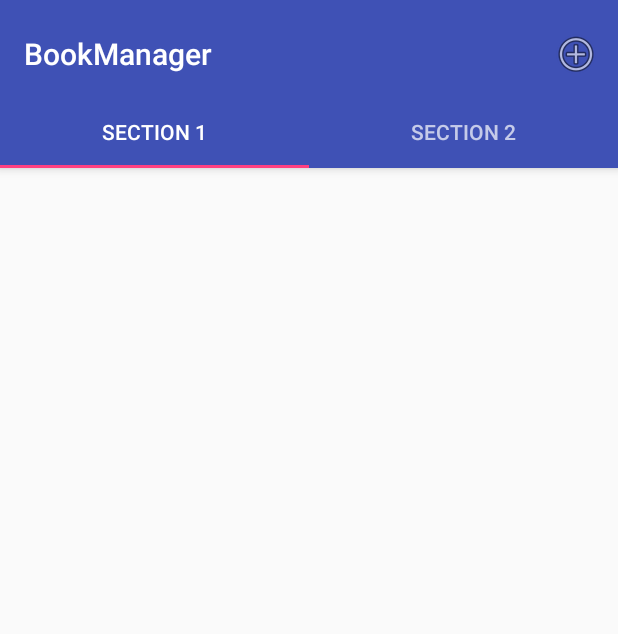
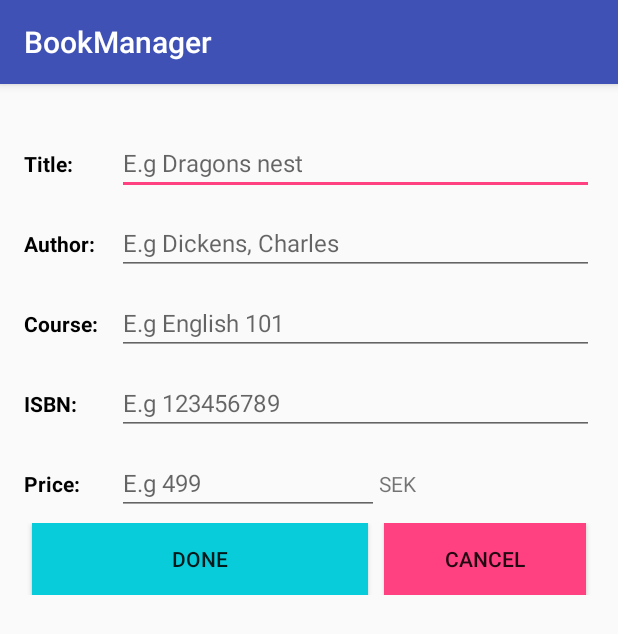
Before and after one commit to AFreu/BookManager, an Android app: the screen it shows after launch (MainActivity before the commit, AddBookActivity after it), after a tap on "Add Book", on a phone screen of 412 x 824 dp. Shown: the top 634 px of the screen. Run offline under Robolectric (Android 15) with nearby library versions, the phone set to English and light mode, and no system bars.

Commit message:
Made an add book activity

```diff
--- a/app/build.gradle
+++ b/app/build.gradle
@@ -28,5 +28,6 @@ dependencies {
     compile 'com.android.support:design:26.+'
     compile 'com.android.support:support-v4:26.+'
     compile 'com.google.code.gson:gson:2.8.0'
+    compile 'com.android.support.constraint:constraint-layout:1.0.2'
     testCompile 'junit:junit:4.12'
 }
--- a/app/src/main/AndroidManifest.xml
+++ b/app/src/main/AndroidManifest.xml
@@ -19,6 +19,7 @@
                 <category android:name="android.intent.category.LAUNCHER" />
             </intent-filter>
         </activity>
+        <activity android:name=".AddBookActivity"></activity>
     </application>
 
 </manifest>
--- /dev/null
+++ b/app/src/main/java/com/group5/bookmanager2/AddBookActivity.java
@@ -0,0 +1,85 @@
+package com.group5.bookmanager2;
+
+import android.content.Context;
+import android.content.Intent;
+import android.support.v7.app.AppCompatActivity;
+import android.os.Bundle;
+import android.util.AttributeSet;
+import android.util.Log;
+import android.view.View;
+import android.widget.EditText;
+
+import com.group5.bookmanager2.Models.Book;
+import com.group5.bookmanager2.Models.BookManager;
+import com.group5.bookmanager2.R;
+
+public class AddBookActivity extends AppCompatActivity {
+
+    private EditText title_in;
+    private EditText author_in;
+    private EditText course_in;
+    private EditText ISBN_in;
+    private EditText price_in;
+
+
+    @Override
+    protected void onCreate(Bundle savedInstanceState) {
+        super.onCreate(savedInstanceState);
+        setContentView(R.layout.activity_add_book);
+
+        title_in = (EditText) findViewById(R.id.addBook_title);
+        author_in = (EditText) findViewById(R.id.addBook_author);
+        course_in = (EditText) findViewById(R.id.addBook_course);
+        ISBN_in = (EditText) findViewById(R.id.addBook_ISBN);
+        price_in = (EditText) findViewById(R.id.addBook_price);
+
+    }
+
+    private boolean addBook(){
+
+        String title = title_in.getText().toString().trim();
+        String author = author_in.getText().toString().trim();
+        String course = course_in.getText().toString().trim();
+        String ISBN = ISBN_in.getText().toString().trim();
+        String price_String = price_in.getText().toString().trim();
+
+        int price = price_String.isEmpty() ? 0 : Integer.parseInt(price_String);
+
+
+        if(title == null || title.isEmpty()){
+            title_in.setError("The book must have a title!");
+            title_in.requestFocus();
+            return false;
+        }
+
+
+        Book newBook = BookManager.getBookmanager(getSharedPreferences(BookManager.PREFS_NAME, 0)).createBook();
+        newBook.setTitle(title);
+        if(author != null) newBook.setAuthor(author);
+        if(course != null) newBook.setCourse(course);
+        if(ISBN != null) newBook.setIsbn(ISBN);
+        newBook.setPrice(price);
+
+
+        return true;
+
+    }
+
+
+    public void done(View view){
+        Log.d("AddBook", "done" );
+
+        if(addBook()){
+            finish();
+        }
+
+
+    }
+
+    public void cancel(View view){
+        Log.d("AddBook", "cancel" );
+
+        finish();
+    }
+
+}
--- a/app/src/main/java/com/group5/bookmanager2/CollectionFragment.java
+++ b/app/src/main/java/com/group5/bookmanager2/CollectionFragment.java
@@ -5,13 +5,11 @@ import android.net.Uri;
 import android.os.Bundle;
 import android.support.v4.app.Fragment;
 import android.view.LayoutInflater;
-import android.view.Menu;
-import android.view.MenuInflater;
-import android.view.MenuItem;
 import android.view.View;
 import android.view.ViewGroup;
 import android.widget.TextView;
 
+import com.group5.bookmanager2.Models.BaseFragment;
 import com.group5.bookmanager2.Models.BookManager;
 
 /*
@@ -25,7 +23,7 @@ import com.group5.bookmanager2.Models.BookManager;
  * Use the {@link CollectionFragment#newInstance} factory method to
  * create an instance of this fragment.
  */
-public class CollectionFragment extends Fragment {
+public class CollectionFragment extends BaseFragment {
     // TODO: Rename parameter arguments, choose names that match
     // the fragment initialization parameters, e.g. ARG_ITEM_NUMBER
     private static final String ARG_PARAM1 = "param1";
@@ -39,8 +37,6 @@ public class CollectionFragment extends Fragment {
     private TextView mostExpensive;
     private TextView leastExpensive;
     private TextView avarageCost;
-    BookManager manager;
-    //private OnFragmentInteractionListener mListener;
 
     public CollectionFragment() {
         // Required empty public constructor
@@ -84,42 +80,5 @@ public class CollectionFragment extends Fragment {
         return view;
     }
 
-    // TODO: Rename method, update argument and hook method into UI event
-    public void onButtonPressed(Uri uri) {
-       /* if (mListener != null) {
-            mListener.onFragmentInteraction(uri);
-        }*/
-    }
 
-    @Override
-    public void onAttach(Context context) {
-        super.onAttach(context);
-        /*if (context instanceof OnFragmentInteractionListener) {
-            mListener = (OnFragmentInteractionListener) context;
-        } else {
-            throw new RuntimeException(context.toString()
-                    + " must implement OnFragmentInteractionListener");
-        }*/
-    }
-
-    @Override
-    public void onDetach() {
-        super.onDetach();
-        //mListener = null;
-    }
-
-    /**
-     * This interface must be implemented by activities that contain this
-     * fragment to allow an interaction in this fragment to be communicated
-     * to the activity and potentially other fragments contained in that
-     * activity.
-     * <p>
-     * See the Android Training lesson <a href=
-     * "http://developer.android.com/training/basics/fragments/communicating.html"
-     * >Communicating with Other Fragments</a> for more information.
-     */
-    /*public interface OnFragmentInteractionListener {
-        // TODO: Update argument type and name
-        void onFragmentInteraction(Uri uri);
-    }*/
 }
--- a/app/src/main/java/com/group5/bookmanager2/MainActivity.java
+++ b/app/src/main/java/com/group5/bookmanager2/MainActivity.java
@@ -1,5 +1,6 @@
 package com.group5.bookmanager2;
 
+import android.content.Intent;
 import android.support.design.widget.TabLayout;
 import android.support.v7.app.AppCompatActivity;
 import android.support.v7.widget.Toolbar;
@@ -17,7 +18,12 @@ import android.view.ViewGroup;
 
 import android.widget.TextView;
 
-public class MainActivity extends AppCompatActivity  {
+import com.group5.bookmanager2.Models.BookManager;
+import com.group5.bookmanager2.Models.FragmentListener;
+
+public class MainActivity extends AppCompatActivity implements FragmentListener {
+
+
 
     /**
      * The {@link android.support.v4.view.PagerAdapter} that will provide
@@ -54,6 +60,9 @@ public class MainActivity extends AppCompatActivity  {
 
 
 
+
+
+
     }
 
 
@@ -74,15 +83,18 @@ public class MainActivity extends AppCompatActivity  {
 
         //noinspection SimplifiableIfStatement
         if (id == R.id.add_book) {
+            Intent intent = new Intent(this, AddBookActivity.class);
+            startActivity(intent);
             return true;
         }
 
         return super.onOptionsItemSelected(item);
     }
 
-
-
-
+    @Override
+    public BookManager getBookManager() {
+        return BookManager.getBookmanager(getSharedPreferences(BookManager.PREFS_NAME, 0));
+    }
 
 
     /**
--- /dev/null
+++ b/app/src/main/java/com/group5/bookmanager2/Models/BaseFragment.java
@@ -0,0 +1,31 @@
+package com.group5.bookmanager2.Models;
+
+import android.support.v4.app.Fragment;
+import android.content.Context;
+
+/**
+ * Created by Libra on 11/09/17.
+ */
+
+public abstract class BaseFragment extends Fragment {
+
+    protected FragmentListener mListener;
+    protected BookManager mBookManager;
+
+    @Override
+    public void onAttach(Context context) {
+        super.onAttach(context);
+        if (context instanceof FragmentListener) {
+            mListener = (FragmentListener) context;
+        } else {
+            throw new RuntimeException(context.toString()
+                    + " must implement OnFragmentInteractionListener");
+        }
+    }
+
+    @Override
+    public void onDetach() {
+        super.onDetach();
+        mListener = null;
+    }
+}
--- a/app/src/main/java/com/group5/bookmanager2/Models/BookManager.java
+++ b/app/src/main/java/com/group5/bookmanager2/Models/BookManager.java
@@ -1,4 +1,6 @@
 package com.group5.bookmanager2.Models;
+
+import android.content.SharedPreferences;
 
 import java.io.Serializable;
 import java.util.ArrayList;
@@ -10,10 +12,14 @@ import java.util.Iterator;
 
 public class BookManager implements Serializable {
 
+    public static final String PREFS_NAME = "MyPrefsFile";
+
+
     private ArrayList<Book> books;
     private static BookManager manager;
 
-    private BookManager(){
+    private BookManager(SharedPreferences prefs){
+
 
         books = new ArrayList<>();
 
@@ -100,8 +106,8 @@ public class BookManager implements Serializable {
 
     }
 
-    public static BookManager getBookmanager() {
-        if(manager == null) manager = new BookManager();
+    public static BookManager getBookmanager(SharedPreferences prefs) {
+        if(manager == null) manager = new BookManager(prefs);
         return manager;
     }
 }
--- /dev/null
+++ b/app/src/main/java/com/group5/bookmanager2/Models/FragmentListener.java
@@ -0,0 +1,12 @@
+package com.group5.bookmanager2.Models;
+
+/**
+ * Created by Libra on 11/09/17.
+ */
+
+public interface FragmentListener {
+
+    BookManager getBookManager();
+
+
+}
--- a/app/src/main/java/com/group5/bookmanager2/SummaryFragment.java
+++ b/app/src/main/java/com/group5/bookmanager2/SummaryFragment.java
@@ -1,7 +1,5 @@
 package com.group5.bookmanager2;
 
-import android.content.Context;
-import android.net.Uri;
 import android.os.Bundle;
 import android.support.v4.app.Fragment;
 import android.view.LayoutInflater;
@@ -9,7 +7,7 @@ import android.view.View;
 import android.view.ViewGroup;
 import android.widget.TextView;
 
-import com.group5.bookmanager2.Models.BookManager;
+import com.group5.bookmanager2.Models.BaseFragment;
 
 /*
 *//**
@@ -20,7 +18,7 @@ import com.group5.bookmanager2.Models.BookManager;
  * Use the {@link SummaryFragment#newInstance} factory method to
  * create an instance of this fragment.
  */
-public class SummaryFragment extends Fragment {
+public class SummaryFragment extends BaseFragment {
     // TODO: Rename parameter arguments, choose names that match
     // the fragment initialization parameters, e.g. ARG_ITEM_NUMBER
     private static final String ARG_PARAM1 = "param1";
@@ -34,8 +32,6 @@ public class SummaryFragment extends Fragment {
     private TextView mostExpensive;
     private TextView leastExpensive;
     private TextView avarageCost;
-    BookManager manager;
-    //private OnFragmentInteractionListener mListener;
 
     public SummaryFragment() {
         // Required empty public constructor
@@ -79,58 +75,20 @@ public class SummaryFragment extends Fragment {
         leastExpensive = (TextView) view.findViewById(R.id.summary_leastExpensive);
         avarageCost = (TextView) view.findViewById(R.id.summary_avaragePrice);
 
-        manager = BookManager.getBookmanager();
+        mBookManager = mListener.getBookManager();
 
-        String str1 = manager.count() == 0 ? "" : String.valueOf(manager.count());
+        String str1 = mBookManager.count() == 0 ? "" : String.valueOf(mBookManager.count());
         bookCount.setText(str1);
-        String str2 = manager.getTotalCost() < 0 ? "" : String.valueOf(manager.getTotalCost());
+        String str2 = mBookManager.getTotalCost() < 0 ? "" : String.valueOf(mBookManager.getTotalCost());
         totalCost.setText(str2);
-        String str3 = manager.getMaxPrice() < 0 ? "" : String.valueOf(manager.getMaxPrice());
+        String str3 = mBookManager.getMaxPrice() < 0 ? "" : String.valueOf(mBookManager.getMaxPrice());
         mostExpensive.setText(str3);
-        String str4 = manager.getMinPrice() < 0 ? "" : String.valueOf(manager.getMinPrice());
+        String str4 = mBookManager.getMinPrice() < 0 ? "" : String.valueOf(mBookManager.getMinPrice());
         leastExpensive.setText(str4);
-        String str5 = manager.getMeanPrice() < 0 ? "" : String.valueOf(manager.getMeanPrice());
+        String str5 = mBookManager.getMeanPrice() < 0 ? "" : String.valueOf(mBookManager.getMeanPrice());
         avarageCost.setText(str5);
         // Inflate the layout for this fragment
         return view;
     }
 
-    // TODO: Rename method, update argument and hook method into UI event
-    public void onButtonPressed(Uri uri) {
-       /* if (mListener != null) {
-            mListener.onFragmentInteraction(uri);
-        }*/
-    }
-
-    @Override
-    public void onAttach(Context context) {
-        super.onAttach(context);
-        /*if (context instanceof OnFragmentInteractionListener) {
-            mListener = (OnFragmentInteractionListener) context;
-        } else {
-            throw new RuntimeException(context.toString()
-                    + " must implement OnFragmentInteractionListener");
-        }*/
-    }
-
-    @Override
-    public void onDetach() {
-        super.onDetach();
-        //mListener = null;
-    }
-
-    /**
-     * This interface must be implemented by activities that contain this
-     * fragment to allow an interaction in this fragment to be communicated
-     * to the activity and potentially other fragments contained in that
-     * activity.
-     * <p>
-     * See the Android Training lesson <a href=
-     * "http://developer.android.com/training/basics/fragments/communicating.html"
-     * >Communicating with Other Fragments</a> for more information.
-     */
-    /*public interface OnFragmentInteractionListener {
-        // TODO: Update argument type and name
-        void onFragmentInteraction(Uri uri);
-    }*/
 }
--- /dev/null
+++ b/app/src/main/res/layout/activity_add_book.xml
@@ -0,0 +1,153 @@
+<?xml version="1.0" encoding="utf-8"?>
+<android.widget.RelativeLayout xmlns:android="http://schemas.android.com/apk/res/android"
+    xmlns:app="http://schemas.android.com/apk/res-auto"
+    xmlns:tools="http://schemas.android.com/tools"
+    android:layout_width="match_parent"
+    android:layout_height="match_parent"
+    tools:context="com.group5.bookmanager2.AddBookActivity">
+
+    <LinearLayout
+        android:layout_width="match_parent"
+        android:layout_height="match_parent"
+        android:orientation="vertical"
+        android:paddingLeft="16dp"
+        android:paddingStart="16dp"
+        android:paddingRight="16dp"
+        android:paddingEnd="16dp"
+        android:paddingTop="26dp">
+
+        <LinearLayout
+            android:layout_width="match_parent"
+            android:layout_height="wrap_content"
+            android:orientation="horizontal">
+
+        </LinearLayout>
+
+        <TableLayout xmlns:android="http://schemas.android.com/apk/res/android"
+            android:id="@+id/tableLayout1"
+            android:layout_width="fill_parent"
+            android:layout_height="fill_parent">
+            <TableRow>
+
+                <android.support.v7.widget.AppCompatTextView
+                    android:id="@+id/tv1"
+                    style="@style/Padded_TitleText"
+                    android:text="@string/details_title" />
+
+                <android.support.v7.widget.AppCompatEditText
+                    android:id="@+id/addBook_title"
+                    style="@style/NormalText"
+                    android:layout_width="0dp"
+                    android:layout_height="wrap_content"
+                    android:layout_marginBottom="5dp"
+                    android:layout_marginTop="5dp"
+                    android:layout_weight=".6"
+                    android:hint="@string/placeholder_title" />
+
+            </TableRow>
+            <TableRow>
+
+                <android.support.v7.widget.AppCompatTextView
+                    android:id="@+id/tv2"
+                    style="@style/Padded_TitleText"
+                    android:text="@string/details_author" />
+
+                <android.support.v7.widget.AppCompatEditText
+                    android:id="@+id/addBook_author"
+                    style="@style/NormalText"
+                    android:layout_width="0dp"
+                    android:layout_height="wrap_content"
+                    android:layout_marginBottom="5dp"
+                    android:layout_marginTop="5dp"
+                    android:layout_weight=".6"
+                    android:hint="@string/placeholder_author" />
+
+            </TableRow>
+            <TableRow>
+                <android.support.v7.widget.AppCompatTextView
+                    android:id="@+id/tv3"
+                    style="@style/Padded_TitleText"
+                    android:text="@string/details_course"
+                    />
+
+                <android.support.v7.widget.AppCompatEditText
+                    android:id="@+id/addBook_course"
+                    style="@style/NormalText"
+                    android:layout_width="0dp"
+                    android:layout_height="wrap_content"
+                    android:layout_marginBottom="5dp"
+                    android:layout_marginTop="5dp"
+                    android:layout_weight=".6"
+                    android:hint="@string/placeholder_course" />
+
+            </TableRow>
+            <TableRow>
+                <android.support.v7.widget.AppCompatTextView
+                    android:id="@+id/tv4"
+                    android:text="@string/details_ISBN"
+                    style="@style/Padded_TitleText"/>
+
+                <android.support.v7.widget.AppCompatEditText
+                    android:id="@+id/addBook_ISBN"
+                    style="@style/NormalText"
+                    android:layout_width="0dp"
+                    android:layout_height="wrap_content"
+                    android:layout_marginBottom="5dp"
+                    android:layout_marginTop="5dp"
+                    android:layout_weight=".6"
+                    android:hint="@string/placeholder_ISBN" />
+
+            </TableRow>
+            <TableRow>
+                <android.support.v7.widget.AppCompatTextView
+                    android:id="@+id/tv5"
+                    android:text="@string/details_price"
+                    style="@style/Padded_TitleText"/>
+
+                <android.support.v7.widget.AppCompatEditText
+                    android:id="@+id/addBook_price"
+                    style="@style/NormalText"
+                    android:layout_width="0dp"
+                    android:layout_height="wrap_content"
+                    android:layout_marginBottom="5dp"
+                    android:layout_marginTop="5dp"
+                    android:layout_weight=".6"
+                    android:hint="@string/placeholder_price"
+                    android:inputType="number"/>
+
+                <android.support.v7.widget.AppCompatTextView
+                    android:id="@+id/addBook_currency"
+                    android:text="@string/details_currency"
+                    style="@style/Padded_NormalText"
+                    android:layout_weight="0.4"/>
+
+            </TableRow>
+            <TableRow>
+
+                <android.support.v7.widget.AppCompatButton
+                    android:layout_width="0dp"
+                    android:layout_height="wrap_content"
+                    android:layout_marginEnd="5dp"
+                    android:layout_marginStart="5dp"
+                    android:layout_weight="1"
+                    android:background="@color/colorButton"
+                    android:onClick="done"
+                    android:text="@string/done" />
+                <android.support.v7.widget.AppCompatButton
+                    android:layout_width="0dp"
+                    android:layout_height="wrap_content"
+                    android:text="@string/cancel"
+                    android:layout_weight=".6"
+                    android:background="@color/colorAccent"
+                    android:layout_marginEnd="5dp"
+                    android:layout_marginStart="5dp"
+                    android:onClick="cancel"
+                    />
+
+            </TableRow>
+        </TableLayout>
+    </LinearLayout>
+
+
+
+</android.widget.RelativeLayout>
--- a/app/src/main/res/values/colors.xml
+++ b/app/src/main/res/values/colors.xml
@@ -4,4 +4,5 @@
     <color name="colorPrimaryDark">#303F9F</color>
     <color name="colorAccent">#FF4081</color>
     <color name="colorText">#000000</color>
+    <color name="colorButton">#09CCDA</color>
 </resources>
--- a/app/src/main/res/values/strings.xml
+++ b/app/src/main/res/values/strings.xml
@@ -12,6 +12,16 @@
     <string name="details_price">Price:\u0020</string>
     <string name="details_ISBN">ISBN:\u0020</string>
 
+    <string name="details_currency">SEK</string>
+
+    <string name="done">Done</string>
+    <string name="cancel">Cancel</string>
+
+    <string name="placeholder_title">E.g Dragons nest</string>
+    <string name="placeholder_author">E.g Dickens, Charles</string>
+    <string name="placeholder_course">E.g English 101</string>
+    <string name="placeholder_price">E.g 499</string>
+    <string name="placeholder_ISBN">E.g 123456789</string>
 
     <string name="summary_bookCount">\u0020books in your library.</string>
     <string name="summary_totalCost">Total cost:\u0020</string>
--- a/app/src/main/res/values/styles.xml
+++ b/app/src/main/res/values/styles.xml
@@ -29,6 +29,12 @@
 
     </style>
 
+    <style name="Padded_TitleText" parent="TitleText" >
+        <item name="android:layout_marginBottom">5dp</item>
+        <item name="android:layout_marginEnd">2dp</item>
+        <item name="android:layout_marginTop">5dp</item>
+    </style>
+
     <style name="HeadingText" >
         <item name="android:layout_height">wrap_content</item>
         <item name="android:textSize">21dp</item>
@@ -37,7 +43,6 @@
 
     </style>
     <style name="GridTitleText" >
-
         <item name="android:layout_height">wrap_content</item>
         <item name="android:textSize">14dp</item>
         <item name="android:textColor">@color/colorText</item>
@@ -48,7 +53,14 @@
     <style name="NormalText">
         <item name="android:textSize">16dp</item>
         <item name="android:textColor">@color/colorText</item>
-
     </style>
 
+    <style name="Padded_NormalText">
+        <item name="android:layout_marginBottom">5dp</item>
+        <item name="android:layout_marginEnd">2dp</item>
+        <item name="android:layout_marginTop">5dp</item>
+    </style>
+
+
+
 </resources>
```
